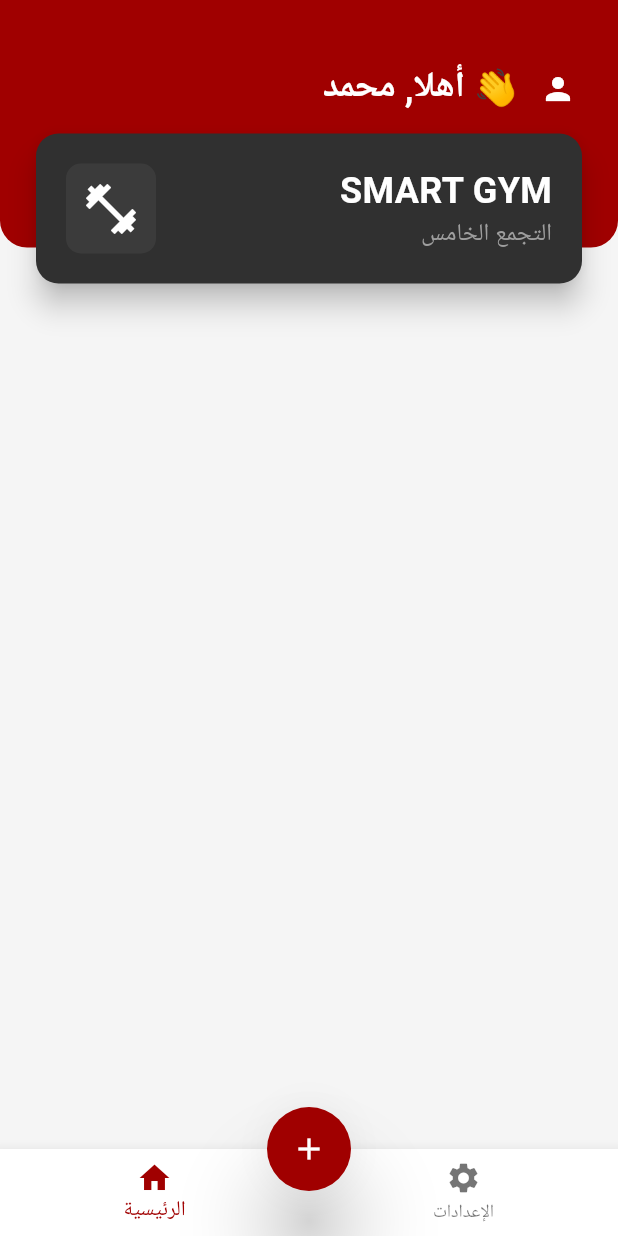
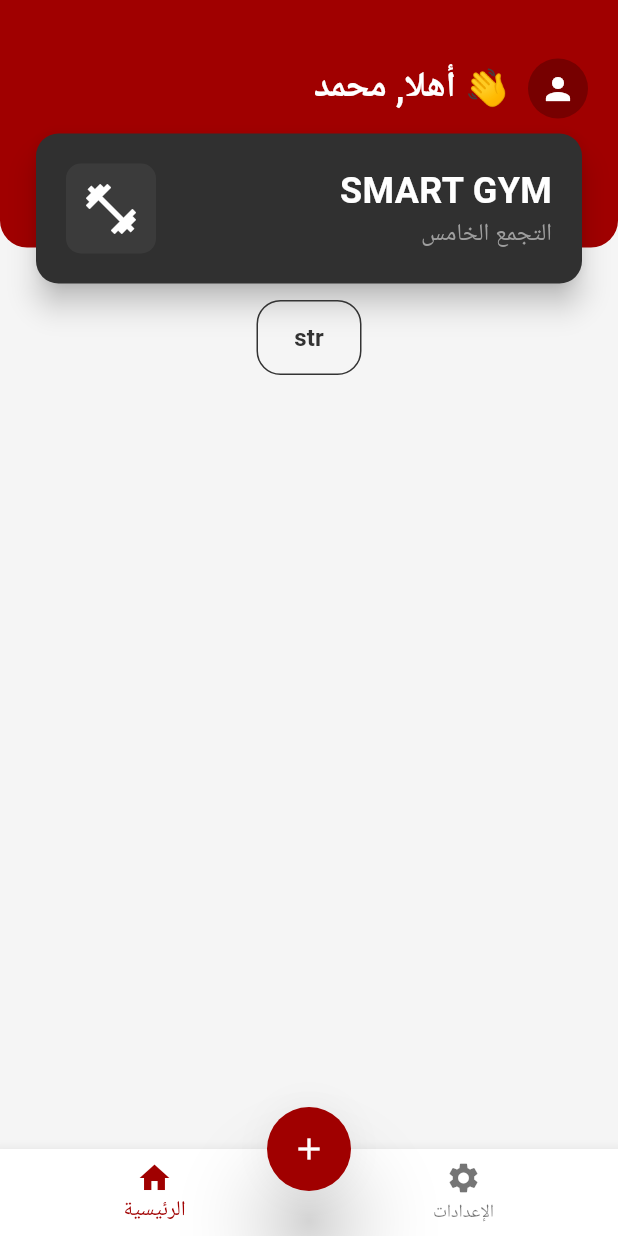
Before and after one commit to MedoAlshafei/Sports-Activity-Booking, a Flutter app: the screen it shows after launch, on a phone screen of 412 x 824 dp. Run offline on Flutter 3.47's test engine with Material 3 defaults, Android fonts, the phone set to English and light mode, and no system bars; our stand-ins replace google_fonts.

Commit message:
Refactor home screen layout: Adjusted spacing in Row widget, updated OutlinedButton style, and commented out unused code for improved readability and maintainability.

```diff
--- a/lib/screens/home_screen.dart
+++ b/lib/screens/home_screen.dart
@@ -1,6 +1,6 @@
 import 'package:flutter/material.dart';
 import 'package:google_fonts/google_fonts.dart';
-import '../themes/app_colors.dart';
+// import '../themes/app_colors.dart';
 
 class MyHomePage extends StatefulWidget {
   const MyHomePage({super.key, required this.title});
@@ -50,7 +50,7 @@ class _MyHomePageState extends State<MyHomePage> {
                   crossAxisAlignment: CrossAxisAlignment.start,
                   children: [
                     Row(
-                      spacing: 2,
+                      spacing: 8,
                       mainAxisAlignment: MainAxisAlignment.end,
                       children: [
                         Text(
@@ -68,6 +68,9 @@ class _MyHomePageState extends State<MyHomePage> {
                             onPressed: () {},
                             icon: Icon(Icons.person),
                             color: Colors.white,
+                            style: IconButton.styleFrom(
+                              backgroundColor: Colors.black26,
+                            ),
                             tooltip: 'Profile',
                             iconSize: 24,
                           ),
@@ -136,6 +139,35 @@ class _MyHomePageState extends State<MyHomePage> {
               ),
             ],
           ),
+          const SizedBox(height: 35),
+          Row(
+            spacing: 16,
+            mainAxisAlignment: MainAxisAlignment.center,
+            children: [
+              OutlinedButton(
+                onPressed: () {},
+                style: OutlinedButton.styleFrom(
+                  maximumSize: const Size(70, 50),
+                  minimumSize: const Size(70, 50),
+                  padding: const EdgeInsets.symmetric(
+                    horizontal: 12,
+                    vertical: 8,
+                  ),
+                  shape: RoundedRectangleBorder(
+                    borderRadius: BorderRadius.circular(16),
+                  ),
+                ),
+                child: Text(
+                  'str',
+                  style: GoogleFonts.eduSaBeginner(
+                    fontSize: 16,
+                    fontWeight: FontWeight.w600,
+                    color: colorScheme.onSurface,
+                  ),
+                ),
+              ),
+            ],
+          ),
         ],
       ),
       bottomNavigationBar: BottomNavigationBar(
@@ -159,144 +191,6 @@ class _MyHomePageState extends State<MyHomePage> {
         elevation: 24,
         child: Icon(Icons.add),
       ),
-
-      // Uncomment the following lines to add an AppBar and body content
-      // appBar: AppBar(
-      //   backgroundColor: colorScheme.primary,
-      //   title: Text(
-      //     'Welcome, Mohamed',
-      //     style: GoogleFonts.eduSaBeginner(
-      //       fontSize: 20,
-      //       fontWeight: FontWeight.w600,
-      //       color: colorScheme.onPrimary,
-      //     ),
-      //   ),
-      //   actions: [IconButton(icon: const Icon(Icons.person), onPressed: () {})],
-      //   elevation: 0,
-      // ),
-      // body: Column(
-      //   mainAxisAlignment: MainAxisAlignment.center,
-      //   children: <Widget>[
-      //     Container(
-      //       decoration: BoxDecoration(
-      //         borderRadius: BorderRadius.only(
-      //           bottomLeft: Radius.circular(16),
-      //           bottomRight: Radius.circular(16),
-      //         ),
-      //         gradient: LinearGradient(
-      //           colors: [
-      //             colorScheme.primary,
-      //             appColors.accent4,
-      //             appColors.accent1,
-      //           ], // Replace with your desired colors or use colorScheme if needed
-      //           begin: Alignment.topCenter,
-      //           end: Alignment.bottomCenter,
-      //         ),
-      //       ),
-      //       child: Column(
-      //         children: [
-      //           Row(
-      //             children: [
-      //               Text(
-      //                 'Test',
-      //                 textAlign: TextAlign.center,
-      //                 style: GoogleFonts.eduSaBeginner(
-      //                   fontSize: 24,
-      //                   fontWeight: FontWeight.bold,
-      //                   color: colorScheme.onSurface,
-      //                 ),
-      //               ),
-      //             ],
-      //           ),
-      //           SizedBox(height: 50),
-      //         ],
-      //       ),
-      //     ),
-      //     const SizedBox(height: 24),
-      //     Icon(Icons.sports_soccer, size: 100, color: colorScheme.primary),
-      //     const SizedBox(height: 24),
-      //     Text(
-      //       'مرحباً بك في تطبيق حجز الرياضة',
-      //       textAlign: TextAlign.center,
-      //       style: GoogleFonts.eduSaBeginner(
-      //         fontSize: 24,
-      //         fontWeight: FontWeight.bold,
-      //         color: colorScheme.onSurface,
-      //       ),
-      //     ),
-      //     const SizedBox(height: 16),
-      //     Text(
-      //       'تم تسجيل دخولك بنجاح!',
-      //       textAlign: TextAlign.center,
-      //       style: GoogleFonts.eduSaBeginner(
-      //         fontSize: 16,
-      //         color: colorScheme.onSurface.withOpacity(0.7),
-      //       ),
-      //     ),
-      //     const SizedBox(height: 48),
-      //     Row(
-      //       mainAxisAlignment: MainAxisAlignment.center,
-      //       children: [
-      //         ElevatedButton(
-      //           style: ElevatedButton.styleFrom(
-      //             backgroundColor: appColors.accent1,
-      //             foregroundColor: Colors.white,
-      //             padding: const EdgeInsets.symmetric(
-      //               horizontal: 24,
-      //               vertical: 12,
-      //             ),
-      //             shape: RoundedRectangleBorder(
-      //               borderRadius: BorderRadius.circular(12),
-      //             ),
-      //           ),
-      //           onPressed: () {},
-      //           child: Text(
-      //             'حجز ملعب',
-      //             style: GoogleFonts.eduSaBeginner(
-      //               fontSize: 16,
-      //               fontWeight: FontWeight.w600,
-      //             ),
-      //           ),
-      //         ),
-      //         const SizedBox(width: 12),
-      //         ElevatedButton(
-      //           style: ElevatedButton.styleFrom(
-      //             backgroundColor: appColors.success,
-      //             foregroundColor: Colors.white,
-      //             padding: const EdgeInsets.symmetric(
-      //               horizontal: 24,
-      //               vertical: 12,
-      //             ),
-      //             shape: RoundedRectangleBorder(
-      //               borderRadius: BorderRadius.circular(12),
-      //             ),
-      //           ),
-      //           onPressed: () {},
-      //           child: Text(
-      //             'حجوزاتي',
-      //             style: GoogleFonts.eduSaBeginner(
-      //               fontSize: 16,
-      //               fontWeight: FontWeight.w600,
-      //             ),
-      //           ),
-      //         ),
-      //       ],
-      //     ),
-      //   ],
-      // ),
-      // floatingActionButtonLocation: FloatingActionButtonLocation.centerFloat,
-      // floatingActionButton: FloatingActionButton(
-      //   onPressed: () {
-      //     // Add new booking
-      //   },
-      //   shape: RoundedRectangleBorder(
-      //     borderRadius: BorderRadiusGeometry.circular(25),
-      //   ),
-      //   enableFeedback: true,
-      //   backgroundColor: colorScheme.primary,
-      //   foregroundColor: colorScheme.onPrimary,
-      //   child: const Icon(Icons.add),
-      // ),
     );
   }
 }
```
